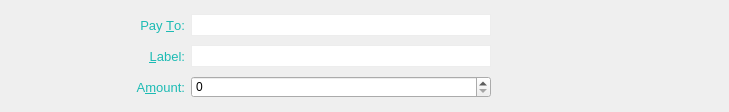
Qt form src/qt/forms/sendcoinsentry.ui (HashCoin/ElectricCoin) before a commit.
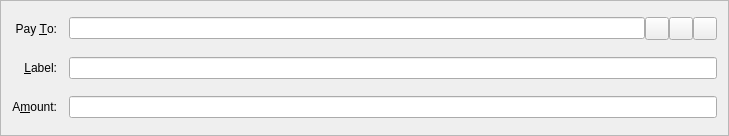
The same form after that commit. Icons and pictures are not drawn. Custom widgets are drawn as their Qt base class.

```diff
--- a/src/qt/forms/sendcoinsentry.ui
+++ b/src/qt/forms/sendcoinsentry.ui
@@ -7,141 +7,87 @@
     <x>0</x>
     <y>0</y>
     <width>729</width>
-    <height>112</height>
+    <height>136</height>
    </rect>
   </property>
-  <property name="sizePolicy">
-   <sizepolicy hsizetype="Preferred" vsizetype="Fixed">
-    <horstretch>0</horstretch>
-    <verstretch>0</verstretch>
-   </sizepolicy>
-  </property>
   <property name="windowTitle">
-   <string notr="true"/>
-  </property>
-  <property name="styleSheet">
-   <string notr="true">QLabel {
-	color: #1cbbb4;
-}
-QLineEdit {
-	border: 1px solid #ededed;
-	background-color: white;
-	min-height: 20px;
-}
-QComboBox {
-	border: 1px solid #ededed;
-	background-color: white;
-	min-height: 20px;
-	max-width: 60px;
-}</string>
+   <string>Form</string>
   </property>
   <property name="frameShape">
-   <enum>QFrame::NoFrame</enum>
+   <enum>QFrame::StyledPanel</enum>
   </property>
   <property name="frameShadow">
    <enum>QFrame::Sunken</enum>
   </property>
-  <property name="lineWidth">
-   <number>0</number>
-  </property>
-  <layout class="QGridLayout" name="gridLayout_2">
-   <item row="0" column="0">
-    <spacer name="horizontalSpacer">
-     <property name="orientation">
-      <enum>Qt::Horizontal</enum>
+  <layout class="QGridLayout" name="gridLayout">
+   <property name="spacing">
+    <number>12</number>
+   </property>
+   <item row="5" column="0">
+    <widget class="QLabel" name="label">
+     <property name="text">
+      <string>A&amp;mount:</string>
      </property>
-     <property name="sizeHint" stdset="0">
-      <size>
-       <width>40</width>
-       <height>20</height>
-      </size>
+     <property name="alignment">
+      <set>Qt::AlignRight|Qt::AlignTrailing|Qt::AlignVCenter</set>
      </property>
-    </spacer>
+     <property name="buddy">
+      <cstring>payAmount</cstring>
+     </property>
+    </widget>
    </item>
-   <item row="0" column="1">
-    <layout class="QGridLayout" name="gridLayout">
-     <item row="0" column="0">
-      <widget class="QLabel" name="label_2">
-       <property name="font">
-        <font>
-         <pointsize>10</pointsize>
-        </font>
-       </property>
-       <property name="text">
-        <string>Pay &amp;To:</string>
-       </property>
-       <property name="alignment">
-        <set>Qt::AlignRight|Qt::AlignTrailing|Qt::AlignVCenter</set>
-       </property>
-       <property name="buddy">
-        <cstring>payTo</cstring>
-       </property>
-      </widget>
-     </item>
-     <item row="1" column="0">
-      <widget class="QLabel" name="label_4">
-       <property name="font">
-        <font>
-         <pointsize>10</pointsize>
-        </font>
-       </property>
-       <property name="text">
-        <string>&amp;Label:</string>
-       </property>
-       <property name="alignment">
-        <set>Qt::AlignRight|Qt::AlignTrailing|Qt::AlignVCenter</set>
-       </property>
-       <property name="buddy">
-        <cstring>addAsLabel</cstring>
-       </property>
-      </widget>
-     </item>
-     <item row="2" column="0">
-      <widget class="QLabel" name="label">
-       <property name="font">
-        <font>
-         <pointsize>10</pointsize>
-        </font>
-       </property>
-       <property name="text">
-        <string>A&amp;mount:</string>
-       </property>
-       <property name="alignment">
-        <set>Qt::AlignRight|Qt::AlignTrailing|Qt::AlignVCenter</set>
-       </property>
-       <property name="buddy">
-        <cstring>payAmount</cstring>
-       </property>
-      </widget>
-     </item>
-     <item row="2" column="1">
-      <layout class="QHBoxLayout" name="horizontalLayout">
-       <item>
-        <widget class="BitcoinAmountField" name="payAmount">
-         <property name="sizePolicy">
-          <sizepolicy hsizetype="Minimum" vsizetype="Fixed">
-           <horstretch>0</horstretch>
-           <verstretch>0</verstretch>
-          </sizepolicy>
-         </property>
-         <property name="minimumSize">
-          <size>
-           <width>300</width>
-           <height>0</height>
-          </size>
-         </property>
-        </widget>
-       </item>
-      </layout>
-     </item>
-     <item row="1" column="1">
+   <item row="3" column="0">
+    <widget class="QLabel" name="label_2">
+     <property name="text">
+      <string>Pay &amp;To:</string>
+     </property>
+     <property name="alignment">
+      <set>Qt::AlignRight|Qt::AlignTrailing|Qt::AlignVCenter</set>
+     </property>
+     <property name="buddy">
+      <cstring>payTo</cstring>
+     </property>
+    </widget>
+   </item>
+   <item row="5" column="1">
+    <widget class="BitcoinAmountField" name="payAmount"/>
+   </item>
+   <item row="4" column="1">
+    <layout class="QHBoxLayout" name="horizontalLayout_2">
+     <property name="spacing">
+      <number>0</number>
+     </property>
+     <item>
       <widget class="QValidatedLineEdit" name="addAsLabel">
+       <property name="enabled">
+        <bool>true</bool>
+       </property>
        <property name="toolTip">
         <string>Enter a label for this address to add it to your address book</string>
        </property>
       </widget>
      </item>
-     <item row="0" column="1">
+    </layout>
+   </item>
+   <item row="4" column="0">
+    <widget class="QLabel" name="label_4">
+     <property name="text">
+      <string>&amp;Label:</string>
+     </property>
+     <property name="alignment">
+      <set>Qt::AlignRight|Qt::AlignTrailing|Qt::AlignVCenter</set>
+     </property>
+     <property name="buddy">
+      <cstring>addAsLabel</cstring>
+     </property>
+    </widget>
+   </item>
+   <item row="3" column="1">
+    <layout class="QHBoxLayout" name="payToLayout">
+     <property name="spacing">
+      <number>0</number>
+     </property>
+     <item>
       <widget class="QValidatedLineEdit" name="payTo">
        <property name="toolTip">
         <string>The address to send the payment to (e.g. 1NS17iag9jJgTHD1VXjvLCEnZuQ3rJDE9L)</string>
@@ -151,191 +97,70 @@
        </property>
       </widget>
      </item>
-    </layout>
-   </item>
-   <item row="0" column="2">
-    <layout class="QVBoxLayout" name="verticalLayout">
      <item>
-      <layout class="QHBoxLayout" name="horizontalLayout_2">
-       <item>
-        <widget class="QPushButton" name="pasteButton">
-         <property name="minimumSize">
-          <size>
-           <width>28</width>
-           <height>28</height>
-          </size>
-         </property>
-         <property name="maximumSize">
-          <size>
-           <width>28</width>
-           <height>28</height>
-          </size>
-         </property>
-         <property name="toolTip">
-          <string>Paste address from clipboard</string>
-         </property>
-         <property name="styleSheet">
-          <string notr="true">QPushButton {
-	border: 0px solid gray;
-	image: url(:/res/paste/normal.png);	
-}
-
-QPushButton:!enabled {
-	image: url(:/res/paste/disabled.png);
-}
-
-QPushButton:pressed:flat {
-	image: url(:/res/paste/pressed.png);
-}
-
-QPushButton:hover {
-	image: url(:/res/paste/hover.png);
-}</string>
-         </property>
-         <property name="text">
-          <string/>
-         </property>
-         <property name="shortcut">
-          <string>Alt+A</string>
-         </property>
-         <property name="flat">
-          <bool>true</bool>
-         </property>
-        </widget>
-       </item>
-       <item>
-        <widget class="QPushButton" name="addressBookButton">
-         <property name="minimumSize">
-          <size>
-           <width>28</width>
-           <height>28</height>
-          </size>
-         </property>
-         <property name="maximumSize">
-          <size>
-           <width>28</width>
-           <height>28</height>
-          </size>
-         </property>
-         <property name="toolTip">
-          <string>Choose address from address book</string>
-         </property>
-         <property name="styleSheet">
-          <string notr="true">QPushButton {
-	border: 0px solid gray;
-	image: url(:/res/add_receiver/normal.png);
-}
-
-QPushButton:!enabled {
-	image: url(:/res/add_receiver/disabled.png);
-}
-
-QPushButton:pressed:flat {
-	image: url(:/res/add_receiver/pressed.png);
-}
-
-QPushButton:hover {
-	image: url(:/res/add_receiver/hover.png);
-}</string>
-         </property>
-         <property name="text">
-          <string/>
-         </property>
-         <property name="shortcut">
-          <string>Alt+P</string>
-         </property>
-         <property name="flat">
-          <bool>true</bool>
-         </property>
-        </widget>
-       </item>
-       <item>
-        <widget class="QPushButton" name="deleteButton">
-         <property name="minimumSize">
-          <size>
-           <width>28</width>
-           <height>28</height>
-          </size>
-         </property>
-         <property name="maximumSize">
-          <size>
-           <width>28</width>
-           <height>28</height>
-          </size>
-         </property>
-         <property name="toolTip">
-          <string>Remove this recipient</string>
-         </property>
-         <property name="styleSheet">
-          <string notr="true">QPushButton {
-	border: 0px solid gray;
-	image: url(:/res/del_receiver/normal.png);
-}
-
-QPushButton:!enabled {
-	image: url(:/res/del_receiver/disabled.png);
-}
-
-QPushButton:pressed:flat {
-	image: url(:/res/del_receiver/pressed.png);
-}
-
-QPushButton:hover {
-	image: url(:/res/del_receiver/hover.png);
-}</string>
-         </property>
-         <property name="text">
-          <string/>
-         </property>
-         <property name="flat">
-          <bool>true</bool>
-         </property>
-        </widget>
-       </item>
-      </layout>
+      <widget class="QToolButton" name="addressBookButton">
+       <property name="toolTip">
+        <string>Choose address from address book</string>
+       </property>
+       <property name="text">
+        <string/>
+       </property>
+       <property name="icon">
+        <iconset resource="../bitcoin.qrc">
+         <normaloff>:/icons/address-book</normaloff>:/icons/address-book</iconset>
+       </property>
+       <property name="shortcut">
+        <string>Alt+A</string>
+       </property>
+      </widget>
      </item>
      <item>
-      <spacer name="verticalSpacer">
-       <property name="orientation">
-        <enum>Qt::Vertical</enum>
+      <widget class="QToolButton" name="pasteButton">
+       <property name="toolTip">
+        <string>Paste address from clipboard</string>
        </property>
-       <property name="sizeHint" stdset="0">
-        <size>
-         <width>20</width>
-         <height>40</height>
-        </size>
+       <property name="text">
+        <string/>
        </property>
-      </spacer>
+       <property name="icon">
+        <iconset resource="../bitcoin.qrc">
+         <normaloff>:/icons/editpaste</normaloff>:/icons/editpaste</iconset>
+       </property>
+       <property name="shortcut">
+        <string>Alt+P</string>
+       </property>
+      </widget>
      </item>
+     <item>
+      <widget class="QToolButton" name="deleteButton">
+       <property name="toolTip">
+        <string>Remove this recipient</string>
+       </property>
+       <property name="text">
+        <string/>
+       </property>
+       <property name="icon">
+        <iconset resource="../bitcoin.qrc">
+         <normaloff>:/icons/remove</normaloff>:/icons/remove</iconset>
+       </property>
+      </widget>
+     </item>
     </layout>
    </item>
-   <item row="0" column="3">
-    <spacer name="horizontalSpacer_2">
-     <property name="orientation">
-      <enum>Qt::Horizontal</enum>
-     </property>
-     <property name="sizeHint" stdset="0">
-      <size>
-       <width>40</width>
-       <height>20</height>
-      </size>
-     </property>
-    </spacer>
-   </item>
   </layout>
  </widget>
  <customwidgets>
+  <customwidget>
+   <class>QValidatedLineEdit</class>
+   <extends>QLineEdit</extends>
+   <header>qvalidatedlineedit.h</header>
+  </customwidget>
   <customwidget>
    <class>BitcoinAmountField</class>
-   <extends>QSpinBox</extends>
+   <extends>QLineEdit</extends>
    <header>bitcoinamountfield.h</header>
    <container>1</container>
   </customwidget>
-  <customwidget>
-   <class>QValidatedLineEdit</class>
-   <extends>QLineEdit</extends>
-   <header>qvalidatedlineedit.h</header>
-  </customwidget>
  </customwidgets>
  <resources/>
  <connections/>
```
Left out of the diff: 11 changed lines with no effect on the pictures.
